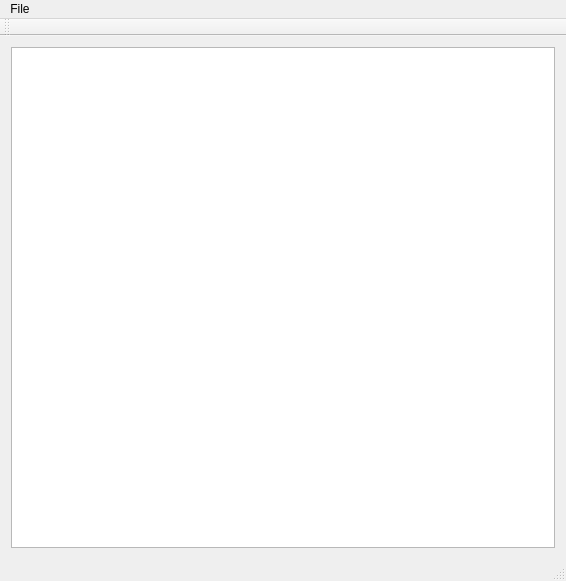
First picture: the form in SimpleSceneEditor/mainwindow.ui, repository adnan-aj/qt-noob, before the edit.
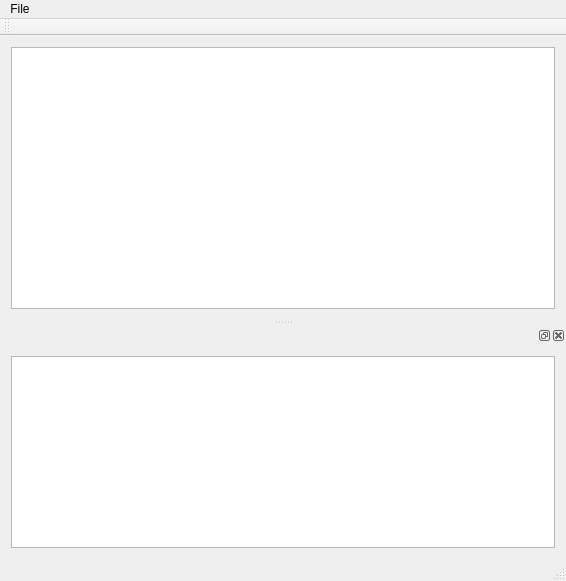
Second picture: the form after the edit. Custom widgets are drawn as their Qt base class.

Diff of the .ui file:
```diff
--- a/SimpleSceneEditor/mainwindow.ui
+++ b/SimpleSceneEditor/mainwindow.ui
@@ -52,6 +52,18 @@
    </attribute>
   </widget>
   <widget class="QStatusBar" name="statusBar"/>
+  <widget class="QDockWidget" name="dockWidget_3">
+   <attribute name="dockWidgetArea">
+    <number>8</number>
+   </attribute>
+   <widget class="QWidget" name="dockWidgetContents_3">
+    <layout class="QHBoxLayout" name="horizontalLayout_2">
+     <item>
+      <widget class="QPlainTextEdit" name="plainTextEdit"/>
+     </item>
+    </layout>
+   </widget>
+  </widget>
   <action name="actionNothing">
    <property name="text">
     <string>Nothing</string>
@@ -64,6 +76,13 @@
   </action>
  </widget>
  <layoutdefault spacing="6" margin="11"/>
+ <customwidgets>
+  <customwidget>
+   <class>GraphicsViewZoom</class>
+   <extends>QGraphicsView</extends>
+   <header>graphicsviewzoom.h</header>
+  </customwidget>
+ </customwidgets>
  <resources/>
  <connections/>
 </ui>
```
Left out of the diff: 2 changed lines with no effect on the pictures.
